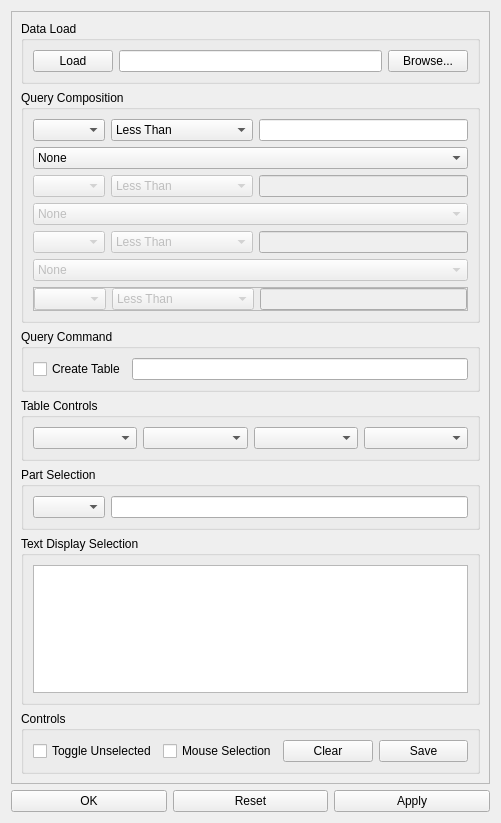
First picture: the form in share/examples/WarrantyTool/UserInterface/qtVersion/WarrantyToolPlugin_UIDialog.ui, repository multitudinous/ve-suite, before the edit.
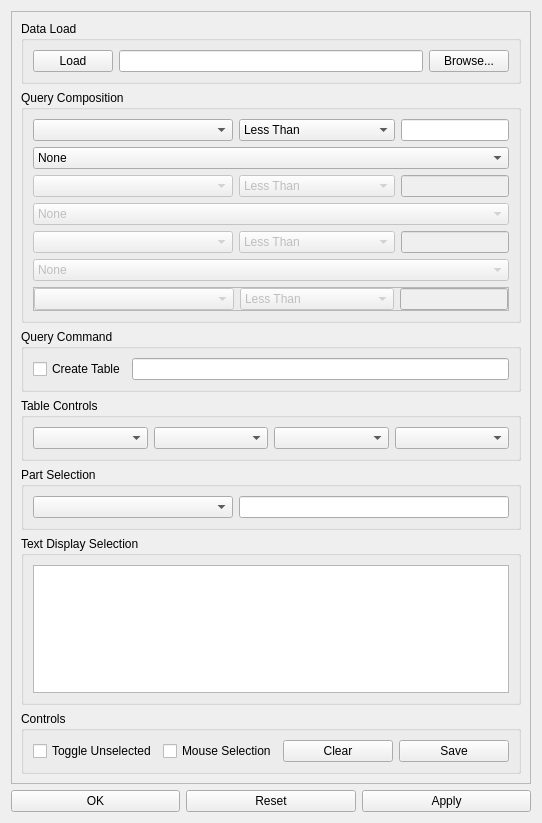
Second picture: the form after the edit.

Commit message: Increases minimum size of comboboxes in warranty tool plugin pane.

Patch:
```diff
--- a/share/examples/WarrantyTool/UserInterface/qtVersion/WarrantyToolPlugin_UIDialog.ui
+++ b/share/examples/WarrantyTool/UserInterface/qtVersion/WarrantyToolPlugin_UIDialog.ui
@@ -6,7 +6,7 @@
    <rect>
     <x>0</x>
     <y>0</y>
-    <width>501</width>
+    <width>542</width>
     <height>823</height>
    </rect>
   </property>
@@ -23,9 +23,9 @@
       <property name="geometry">
        <rect>
         <x>0</x>
-        <y>-56</y>
-        <width>510</width>
-        <height>796</height>
+        <y>0</y>
+        <width>522</width>
+        <height>768</height>
        </rect>
       </property>
       <layout class="QVBoxLayout" name="verticalLayout_2">
@@ -62,9 +62,16 @@
          </property>
          <layout class="QVBoxLayout" name="verticalLayout_6">
           <item>
-           <layout class="QHBoxLayout" name="horizontalLayout_2">
+           <layout class="QHBoxLayout" name="horizontalLayout_2" stretch="1,1,0">
             <item>
-             <widget class="QComboBox" name="m_variableChoice00"/>
+             <widget class="QComboBox" name="m_variableChoice00">
+              <property name="minimumSize">
+               <size>
+                <width>200</width>
+                <height>0</height>
+               </size>
+              </property>
+             </widget>
             </item>
             <item>
              <widget class="QComboBox" name="m_variableLogicOperator00">
@@ -150,9 +157,16 @@
               <number>0</number>
              </property>
              <item>
-              <layout class="QHBoxLayout" name="horizontalLayout_3">
+              <layout class="QHBoxLayout" name="horizontalLayout_3" stretch="1,1,0">
                <item>
-                <widget class="QComboBox" name="m_variableChoice01"/>
+                <widget class="QComboBox" name="m_variableChoice01">
+                 <property name="minimumSize">
+                  <size>
+                   <width>200</width>
+                   <height>0</height>
+                  </size>
+                 </property>
+                </widget>
                </item>
                <item>
                 <widget class="QComboBox" name="m_variableLogicOperator01">
@@ -238,9 +252,16 @@
                  <number>0</number>
                 </property>
                 <item>
-                 <layout class="QHBoxLayout" name="horizontalLayout_4">
+                 <layout class="QHBoxLayout" name="horizontalLayout_4" stretch="1,1,0">
                   <item>
-                   <widget class="QComboBox" name="m_variableChoice02"/>
+                   <widget class="QComboBox" name="m_variableChoice02">
+                    <property name="minimumSize">
+                     <size>
+                      <width>200</width>
+                      <height>0</height>
+                     </size>
+                    </property>
+                   </widget>
                   </item>
                   <item>
                    <widget class="QComboBox" name="m_variableLogicOperator02">
@@ -326,9 +347,16 @@
                     <number>0</number>
                    </property>
                    <item>
-                    <layout class="QHBoxLayout" name="horizontalLayout_5">
+                    <layout class="QHBoxLayout" name="horizontalLayout_5" stretch="1,1,0">
                      <item>
-                      <widget class="QComboBox" name="m_variableChoice03"/>
+                      <widget class="QComboBox" name="m_variableChoice03">
+                       <property name="minimumSize">
+                        <size>
+                         <width>200</width>
+                         <height>0</height>
+                        </size>
+                       </property>
+                      </widget>
                      </item>
                      <item>
                       <widget class="QComboBox" name="m_variableLogicOperator03">
@@ -442,7 +470,14 @@
          </property>
          <layout class="QHBoxLayout" name="horizontalLayout_8">
           <item>
-           <widget class="QComboBox" name="m_manualPartSelectionChoice"/>
+           <widget class="QComboBox" name="m_manualPartSelectionChoice">
+            <property name="minimumSize">
+             <size>
+              <width>200</width>
+              <height>0</height>
+             </size>
+            </property>
+           </widget>
           </item>
           <item>
            <widget class="QLineEdit" name="lineEdit_7"/>
```
